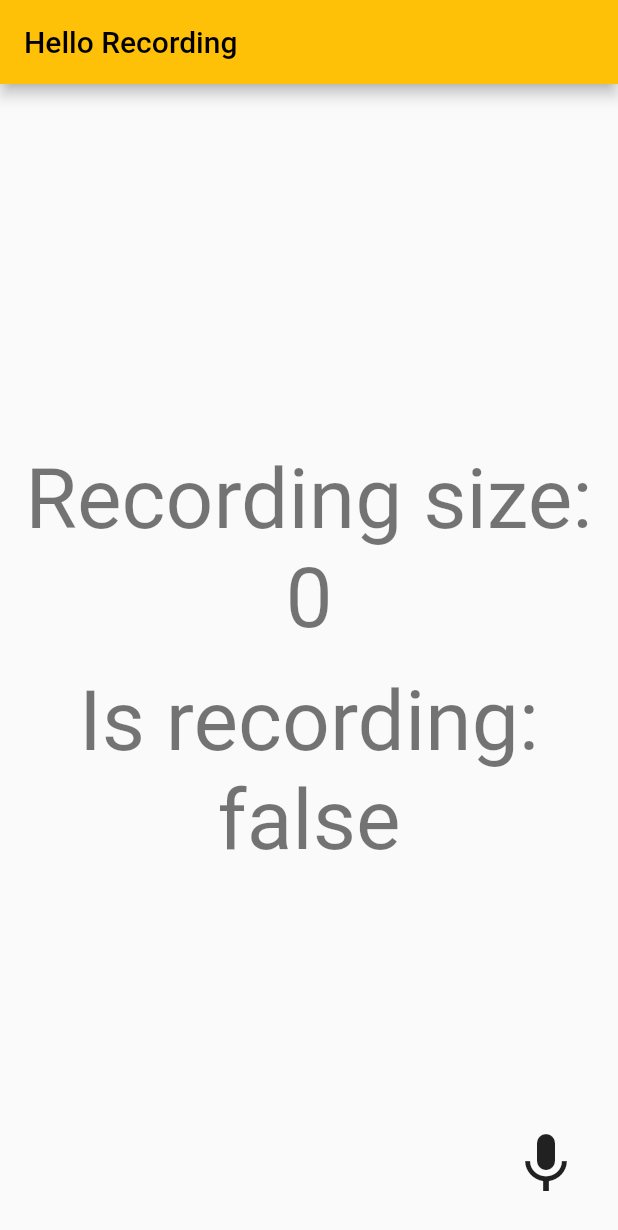
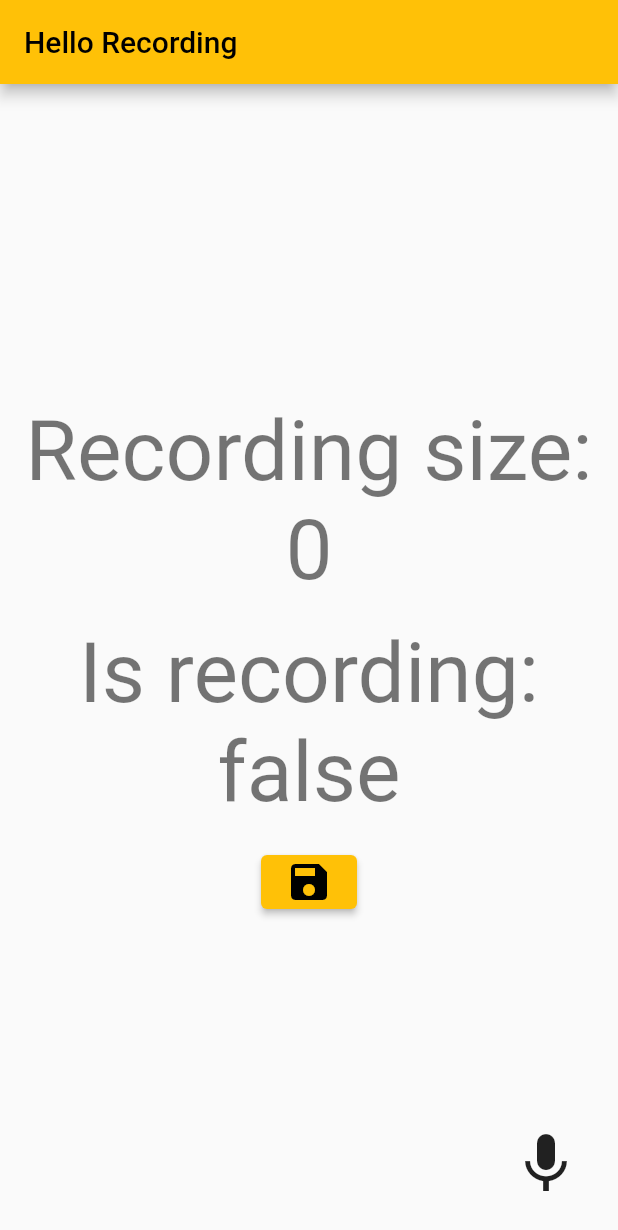
Before and after one commit to kassfir/audio_recorder_app, a Flutter app: the screen it shows after launch, on a phone screen of 412 x 824 dp. Shown: the top 1230 px of the screen. Run offline on Flutter 3.47's test engine with Material 2 defaults, Android fonts, the phone set to English and light mode, and no system bars; missing offline and left inert: mic_stream.

Commit message:
Implemented very naive File creation

```diff
--- a/lib/main.dart
+++ b/lib/main.dart
@@ -1,4 +1,5 @@
 import 'dart:async';
+import 'dart:io';
 import 'dart:math';
 import 'dart:core';
 
@@ -86,6 +87,16 @@ class MicStreamPageState extends State<MicStreamPage> {
     setState(() {});
   }
 
+  void _saveFile() async {
+    await File('record.wav').writeAsBytes(_bytes);
+
+    Scaffold.of(context).showSnackBar(
+      SnackBar(
+        content: Text('saved!'),
+      ),
+    );
+  }
+
   @override
   Widget build(BuildContext context) {
     return Scaffold(
@@ -112,6 +123,17 @@ class MicStreamPageState extends State<MicStreamPage> {
               style: Theme.of(context).textTheme.headline2,
               textAlign: TextAlign.center,
             ),
+            SizedBox(
+              height: 16.0,
+            ),
+            ElevatedButton(
+                onPressed: () {
+                  _saveFile();
+                },
+                child: Icon(
+                  Icons.save,
+                  size: 32.0,
+                ))
           ],
         ),
       ),
```
